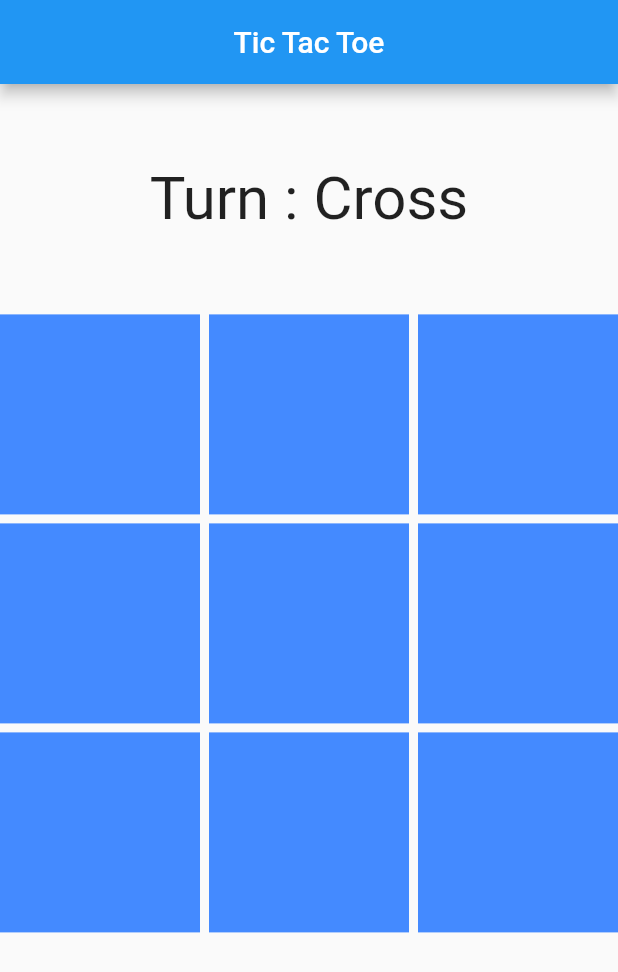
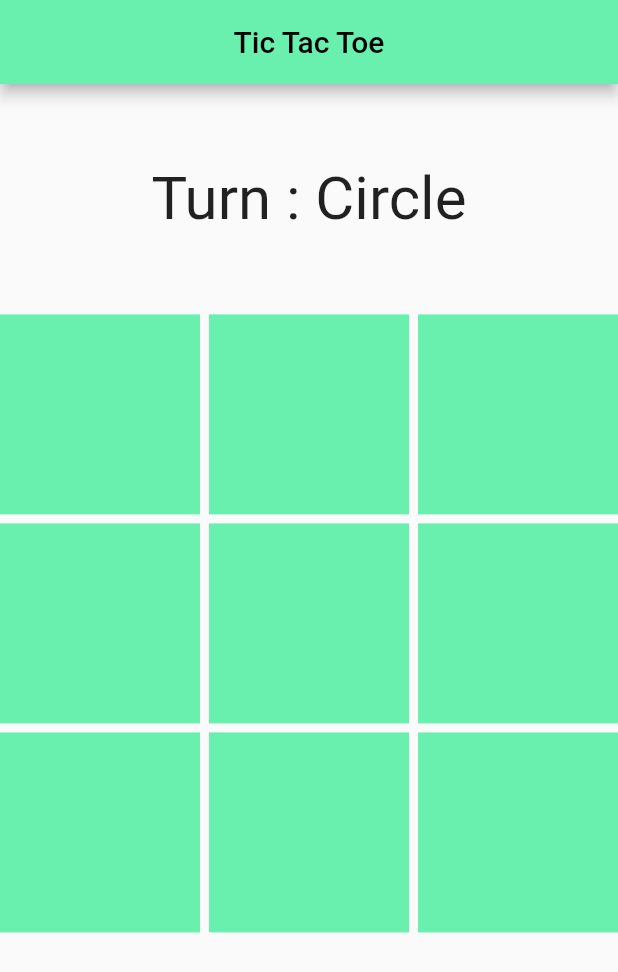
Before and after one commit to shahinalam02/Tic-tac-toe, a Flutter app: the screen it shows after launch, on a phone screen of 412 x 824 dp. Shown: the top 972 px of the screen. Run offline on Flutter 3.47's test engine with Material 2 defaults, Android fonts, the phone set to English and light mode, and no system bars.

Commit message:
added setstate and change to stateful eidget

```diff
--- a/lib/main.dart
+++ b/lib/main.dart
@@ -2,25 +2,38 @@ import 'package:flutter/material.dart';
 import 'package:tic_tac_toe/enum/box_state.dart';
 import 'package:tic_tac_toe/widgets/box_state_to_icon.dart';
 
-void main() => runApp(MyApp());
+void main() => runApp(const MyApp());
 
-class MyApp extends StatelessWidget {
-  MyApp({Key? key}) : super(key: key);
+class MyApp extends StatefulWidget {
+  const MyApp({Key? key}) : super(key: key);
 
+  @override
+  State<MyApp> createState() => _MyAppState();
+}
+
+class _MyAppState extends State<MyApp> {
 //First Row
   BoxState a = BoxState.empty;
+
   BoxState b = BoxState.empty;
+
   BoxState c = BoxState.empty;
 
 //Second Row
   BoxState d = BoxState.empty;
+
   BoxState e = BoxState.empty;
+
   BoxState f = BoxState.empty;
 
 //Third Row
   BoxState g = BoxState.empty;
+
   BoxState h = BoxState.empty;
+
   BoxState i = BoxState.empty;
+
+  bool isCrossTurn = false;
 
   @override
   Widget build(BuildContext context) {
@@ -28,18 +41,20 @@ class MyApp extends StatelessWidget {
       title: 'Material App',
       home: Scaffold(
         appBar: AppBar(
+          backgroundColor: Colors.greenAccent,
+          foregroundColor: Colors.black,
           centerTitle: true,
-          title: const Text('Tic Tac Toe'),
+          title: const Text(
+            'Tic Tac Toe',
+          ),
         ),
         body: Column(
           children: [
             Expanded(
               flex: 1,
               child: Center(
-                  child: Text(
-                "Turn : Cross",
-                style: TextStyle(fontSize: 40),
-              )),
+                  child: Text("Turn : ${isCrossTurn ? "Cross" : "Circle"}",
+                      style: const TextStyle(fontSize: 40))),
             ),
             Expanded(
               flex: 4,
@@ -49,43 +64,177 @@ class MyApp extends StatelessWidget {
                 crossAxisCount: 3,
                 children: [
                   // First Row
-                  Container(
-                    color: Colors.blueAccent,
+                  InkWell(
+                    onTap: () {
+                      print("Tab a");
+                      setState(() {
+                        if (a == BoxState.empty) {
+                          if (isCrossTurn) {
+                            a = BoxState.cross;
+                          } else {
+                            a = BoxState.circle;
+                          }
+                          isCrossTurn = !isCrossTurn;
+                        }
+                      });
+                    },
+                    child: Container(
+                      color: Colors.greenAccent,
                       child: BoxStateToIcon(boxState: a),
                     ),
-                  Container(
-                    color: Colors.blueAccent,
+                  ),
+                  InkWell(
+                    onTap: () {
+                      print("Tab b");
+                      setState(() {
+                        if (b == BoxState.empty) {
+                          if (isCrossTurn) {
+                            b = BoxState.cross;
+                          } else {
+                            b = BoxState.circle;
+                          }
+                          isCrossTurn = !isCrossTurn;
+                        }
+                      });
+                    },
+                    child: Container(
+                      color: Colors.greenAccent,
                       child: BoxStateToIcon(boxState: b),
                     ),
-                  Container(
-                    color: Colors.blueAccent,
+                  ),
+                  InkWell(
+                    onTap: () {
+                      print("Tab c");
+                      setState(() {
+                        if (c == BoxState.empty) {
+                          if (isCrossTurn) {
+                            c = BoxState.cross;
+                          } else {
+                            c = BoxState.circle;
+                          }
+                          isCrossTurn = !isCrossTurn;
+                        }
+                      });
+                    },
+                    child: Container(
+                      color: Colors.greenAccent,
                       child: BoxStateToIcon(boxState: c),
                     ),
+                  ),
                   // Second Row
-                  Container(
-                    color: Colors.blueAccent,
+                  InkWell(
+                    onTap: () {
+                      print("Tab d");
+                      setState(() {
+                        if (d == BoxState.empty) {
+                          if (isCrossTurn) {
+                            d = BoxState.cross;
+                          } else {
+                            d = BoxState.circle;
+                          }
+                          isCrossTurn = !isCrossTurn;
+                        }
+                      });
+                    },
+                    child: Container(
+                      color: Colors.greenAccent,
                       child: BoxStateToIcon(boxState: d),
                     ),
-                  Container(
-                    color: Colors.blueAccent,
+                  ),
+                  InkWell(
+                    onTap: () {
+                      print("Tab e");
+                      setState(() {
+                        if (e == BoxState.empty) {
+                          if (isCrossTurn) {
+                            e = BoxState.cross;
+                          } else {
+                            e = BoxState.circle;
+                          }
+                          isCrossTurn = !isCrossTurn;
+                        }
+                      });
+                    },
+                    child: Container(
+                      color: Colors.greenAccent,
                       child: BoxStateToIcon(boxState: e),
                     ),
-                  Container(
-                    color: Colors.blueAccent,
+                  ),
+                  InkWell(
+                    onTap: () {
+                      print("Tab f");
+                      setState(() {
+                        if (f == BoxState.empty) {
+                          if (isCrossTurn) {
+                            f = BoxState.cross;
+                          } else {
+                            f = BoxState.circle;
+                          }
+                          isCrossTurn = !isCrossTurn;
+                        }
+                      });
+                    },
+                    child: Container(
+                      color: Colors.greenAccent,
                       child: BoxStateToIcon(boxState: f),
                     ),
-                  // Third Row
-                  Container(
-                    color: Colors.blueAccent,
+                  ),
+                  InkWell(
+                    onTap: () {
+                      print("Tab g");
+                      setState(() {
+                        if (g == BoxState.empty) {
+                          if (isCrossTurn) {
+                            g = BoxState.cross;
+                          } else {
+                            g = BoxState.circle;
+                          }
+                          isCrossTurn = !isCrossTurn;
+                        }
+                      });
+                    },
+                    child: Container(
+                      color: Colors.greenAccent,
                       child: BoxStateToIcon(boxState: g),
                     ),
-                  Container(
-                    color: Colors.blueAccent,
+                  ),
+                  InkWell(
+                    onTap: () {
+                      print("Tab h");
+                      setState(() {
+                        if (h == BoxState.empty) {
+                          if (isCrossTurn) {
+                            h = BoxState.cross;
+                          } else {
+                            h = BoxState.circle;
+                          }
+                          isCrossTurn = !isCrossTurn;
+                        }
+                      });
+                    },
+                    child: Container(
+                      color: Colors.greenAccent,
                       child: BoxStateToIcon(boxState: h),
                     ),
-                  Container(
-                    color: Colors.blueAccent,
+                  ),
+                  InkWell(
+                    onTap: () {
+                      print("Tab i");
+                      setState(() {
+                        if (i == BoxState.empty) {
+                          if (isCrossTurn) {
+                            i = BoxState.cross;
+                          } else {
+                            i = BoxState.circle;
+                          }
+                          isCrossTurn = !isCrossTurn;
+                        }
+                      });
+                    },
+                    child: Container(
+                      color: Colors.greenAccent,
                       child: BoxStateToIcon(boxState: i),
+                    ),
                   ),
                 ],
               ),
--- a/lib/widgets/box_state_to_icon.dart
+++ b/lib/widgets/box_state_to_icon.dart
@@ -9,9 +9,17 @@ class BoxStateToIcon extends StatelessWidget {
   @override
   Widget build(BuildContext context) {
     return boxState == BoxState.circle
-        ? const Icon(Icons.lens_outlined, size: 100.0)
+        ? const Icon(
+            Icons.lens_outlined,
+            size: 100.0,
+            color: Colors.white,
+          )
         : boxState == BoxState.cross
-            ? const Icon(Icons.close, size: 120.0)
+            ? const Icon(
+                Icons.close,
+                size: 120.0,
+                color: Colors.white,
+              )
             : Container();
   }
 }
```
Lines whose indentation alone changed are shown as unchanged.
